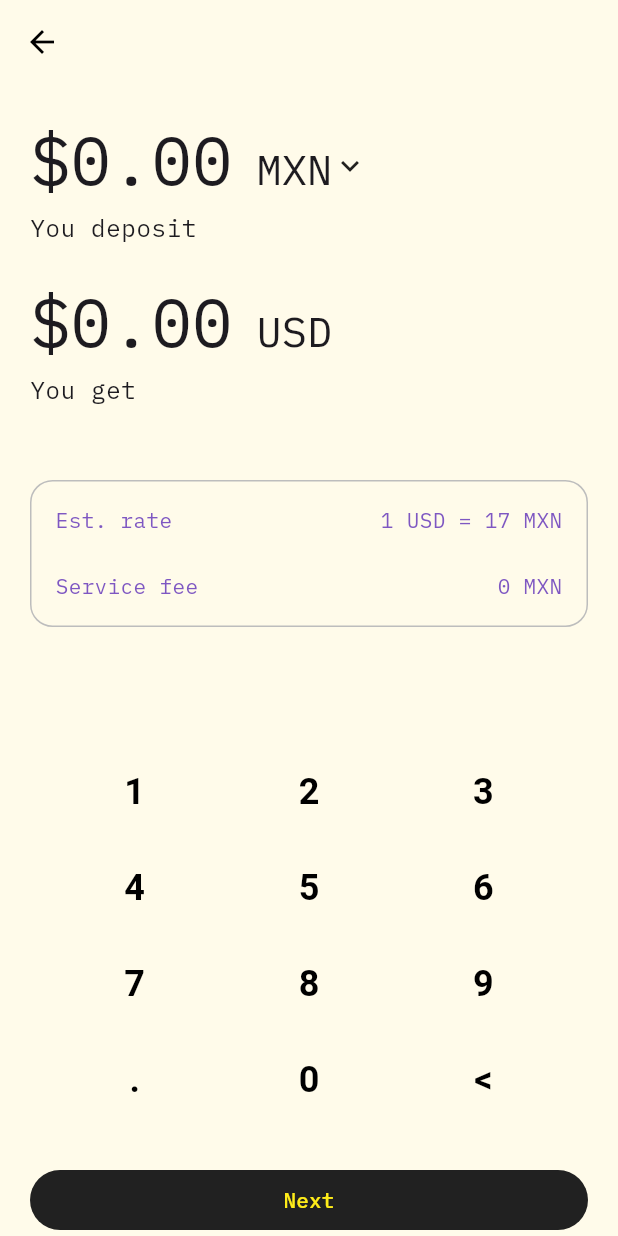
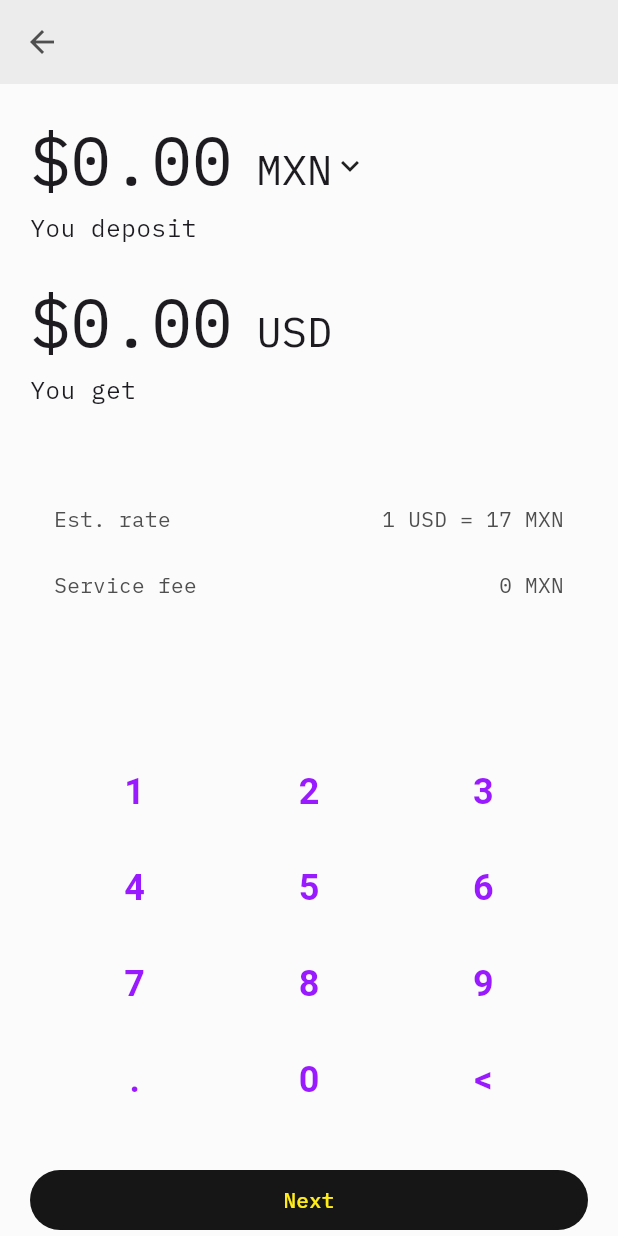
Before and after one commit to TBD54566975/didpay, a Flutter app: the HomePage screen opened directly, after a tap on "Deposit", on a phone screen of 412 x 824 dp. Run offline on Flutter 3.47's test engine with Material 3 defaults, Android fonts, the phone set to English and light mode, and no system bars; our stand-ins replace device_info_plus, flutter_hooks, flutter_secure_storage, hooks_riverpod, qr_flutter, shared_preferences and 1 more; missing offline and left inert: mobile_scanner, web5_flutter; accounts and stored records are empty.

Commit message:
Update colour themes light and dark

```diff
--- a/lib/features/account/account_did_page.dart
+++ b/lib/features/account/account_did_page.dart
@@ -46,10 +46,10 @@ class AccountDidPage extends HookConsumerWidget {
                 content: Text(
                   Loc.of(context).copiedDid,
                   style: Theme.of(context).textTheme.bodyMedium?.copyWith(
-                        color: Theme.of(context).colorScheme.onPrimaryContainer,
+                        color: Theme.of(context).colorScheme.onSecondary,
                       ),
                 ),
-                backgroundColor: Theme.of(context).colorScheme.primaryContainer,
+                backgroundColor: Theme.of(context).colorScheme.secondary,
               );
 
               ScaffoldMessenger.of(context).showSnackBar(snackBar);
--- a/lib/features/home/home_page.dart
+++ b/lib/features/home/home_page.dart
@@ -45,8 +45,7 @@ class HomePage extends HookConsumerWidget {
       padding: const EdgeInsets.symmetric(horizontal: Grid.side),
       child: Container(
         decoration: BoxDecoration(
-          border: Border.all(
-              color: Theme.of(context).colorScheme.outline, width: 2.0),
+          color: Theme.of(context).colorScheme.surface,
           borderRadius: BorderRadius.circular(Grid.radius),
         ),
         padding: const EdgeInsets.all(Grid.xs),
@@ -55,7 +54,9 @@ class HomePage extends HookConsumerWidget {
           children: [
             Text(
               Loc.of(context).accountBalance,
-              style: Theme.of(context).textTheme.labelMedium,
+              style: Theme.of(context).textTheme.labelMedium?.copyWith(
+                    color: Theme.of(context).colorScheme.onSurface,
+                  ),
             ),
             const SizedBox(height: Grid.xxs),
             Center(
@@ -151,7 +152,7 @@ class HomePage extends HookConsumerWidget {
             ),
             // TODO: use $ or first letter of name based on txn type
             child: const Center(
-              child: Text('\$'),
+              child: Icon(Icons.attach_money),
             ),
           ),
           onTap: () => Navigator.of(context).push(
--- a/lib/features/payments/payment_details_page.dart
+++ b/lib/features/payments/payment_details_page.dart
@@ -99,8 +99,8 @@ class PaymentDetailsPage extends HookConsumerWidget {
                   segment ?? '',
                   style: TextStyle(
                     color: selectedPaymentType.value == segment
-                        ? Theme.of(context).colorScheme.onSurface
-                        : Theme.of(context).disabledColor,
+                        ? Theme.of(context).colorScheme.onSecondary
+                        : Theme.of(context).colorScheme.secondary,
                   ),
                 ),
               ),
--- a/lib/shared/fee_details.dart
+++ b/lib/shared/fee_details.dart
@@ -24,7 +24,7 @@ class FeeDetails extends HookWidget {
   Widget build(BuildContext context) {
     return Container(
       decoration: BoxDecoration(
-        border: Border.all(color: Theme.of(context).colorScheme.outline),
+        color: Theme.of(context).colorScheme.surface,
         borderRadius: BorderRadius.circular(15.0),
       ),
       padding: const EdgeInsets.all(Grid.xs),
@@ -37,7 +37,7 @@ class FeeDetails extends HookWidget {
                 child: Text(
                   Loc.of(context).estRate,
                   style: Theme.of(context).textTheme.bodyMedium?.copyWith(
-                        color: Theme.of(context).colorScheme.secondary,
+                        color: Theme.of(context).colorScheme.onSurface,
                       ),
                 ),
               ),
@@ -46,7 +46,7 @@ class FeeDetails extends HookWidget {
                 child: Text(
                   '1 $originCurrency = $exchangeRate $destinationCurrency',
                   style: Theme.of(context).textTheme.bodyMedium?.copyWith(
-                        color: Theme.of(context).colorScheme.secondary,
+                        color: Theme.of(context).colorScheme.onSurface,
                       ),
                   textAlign: TextAlign.right,
                 ),
@@ -61,7 +61,7 @@ class FeeDetails extends HookWidget {
                 child: Text(
                   Loc.of(context).serviceFee,
                   style: Theme.of(context).textTheme.bodyMedium?.copyWith(
-                        color: Theme.of(context).colorScheme.secondary,
+                        color: Theme.of(context).colorScheme.onSurface,
                       ),
                 ),
               ),
@@ -70,7 +70,7 @@ class FeeDetails extends HookWidget {
                 child: Text(
                   '$serviceFee $destinationCurrency',
                   style: Theme.of(context).textTheme.bodyMedium?.copyWith(
-                        color: Theme.of(context).colorScheme.secondary,
+                        color: Theme.of(context).colorScheme.onSurface,
                       ),
                   textAlign: TextAlign.right,
                 ),
@@ -88,7 +88,7 @@ class FeeDetails extends HookWidget {
                       child: Text(
                         Loc.of(context).total,
                         style: Theme.of(context).textTheme.bodyMedium?.copyWith(
-                              color: Theme.of(context).colorScheme.secondary,
+                              color: Theme.of(context).colorScheme.onSurface,
                             ),
                       ),
                     ),
@@ -97,7 +97,7 @@ class FeeDetails extends HookWidget {
                       child: Text(
                         '$total $destinationCurrency',
                         style: Theme.of(context).textTheme.bodyMedium?.copyWith(
-                              color: Theme.of(context).colorScheme.secondary,
+                              color: Theme.of(context).colorScheme.onSurface,
                             ),
                         textAlign: TextAlign.right,
                       ),
--- a/lib/shared/number_pad.dart
+++ b/lib/shared/number_pad.dart
@@ -86,7 +86,7 @@ class NumberPadKey extends HookWidget {
           style: TextStyle(
             fontSize: keySize.value,
             fontWeight: FontWeight.w600,
-            color: Theme.of(context).colorScheme.onBackground,
+            color: Theme.of(context).colorScheme.secondary,
           ),
           child: Center(
             child: Text(
--- a/lib/shared/theme/theme.dart
+++ b/lib/shared/theme/theme.dart
@@ -7,22 +7,22 @@ ThemeData lightTheme(BuildContext context) => ThemeData(
       useMaterial3: true,
       colorScheme: lightColorScheme,
       textTheme: textTheme(ThemeData().textTheme),
-      appBarTheme: const AppBarTheme(
-        scrolledUnderElevation: 0,
-      ),
+      appBarTheme: AppBarTheme(
+          scrolledUnderElevation: 0,
+          backgroundColor: lightColorScheme.background),
       segmentedButtonTheme: SegmentedButtonThemeData(
         style: ButtonStyle(
           backgroundColor: MaterialStateProperty.resolveWith<Color>(
             (Set<MaterialState> states) {
               return states.contains(MaterialState.selected)
-                  ? lightColorScheme.surface
-                  : lightColorScheme.secondaryContainer;
+                  ? lightColorScheme.secondary
+                  : lightColorScheme.onSecondary;
             },
           ),
           side: MaterialStateProperty.resolveWith<BorderSide>(
             (Set<MaterialState> _) {
               return BorderSide(
-                color: lightColorScheme.secondaryContainer,
+                color: lightColorScheme.secondary,
                 width: Grid.half,
               );
             },
@@ -38,7 +38,7 @@ ThemeData lightTheme(BuildContext context) => ThemeData(
         floatingLabelBehavior: FloatingLabelBehavior.never,
         alignLabelWithHint: true,
         labelStyle: TextStyle(
-          color: lightColorScheme.outlineVariant,
+          color: lightColorScheme.onSurface,
         ),
       ),
       listTileTheme: const ListTileThemeData(
@@ -50,22 +50,23 @@ ThemeData darkTheme(BuildContext context) => ThemeData(
       useMaterial3: true,
       colorScheme: darkColorScheme,
       textTheme: textTheme(ThemeData.dark().textTheme),
-      appBarTheme: const AppBarTheme(
+      appBarTheme: AppBarTheme(
         scrolledUnderElevation: 0,
+        backgroundColor: darkColorScheme.background,
       ),
       segmentedButtonTheme: SegmentedButtonThemeData(
         style: ButtonStyle(
           backgroundColor: MaterialStateProperty.resolveWith<Color>(
             (Set<MaterialState> states) {
               return states.contains(MaterialState.selected)
-                  ? darkColorScheme.surface
-                  : darkColorScheme.secondaryContainer;
+                  ? darkColorScheme.secondary
+                  : darkColorScheme.onSecondary;
             },
           ),
           side: MaterialStateProperty.resolveWith<BorderSide>(
             (Set<MaterialState> _) {
               return BorderSide(
-                color: darkColorScheme.secondaryContainer,
+                color: darkColorScheme.secondary,
                 width: Grid.half,
               );
             },
@@ -81,7 +82,7 @@ ThemeData darkTheme(BuildContext context) => ThemeData(
         floatingLabelBehavior: FloatingLabelBehavior.never,
         alignLabelWithHint: true,
         labelStyle: TextStyle(
-          color: darkColorScheme.outlineVariant,
+          color: darkColorScheme.onSurface,
         ),
       ),
       listTileTheme: const ListTileThemeData(
```
Also changed, not shown: lib/features/home/transaction_details_page.dart (+8 -16 lines), lib/shared/theme/color_scheme.dart (+26 -63 lines).
